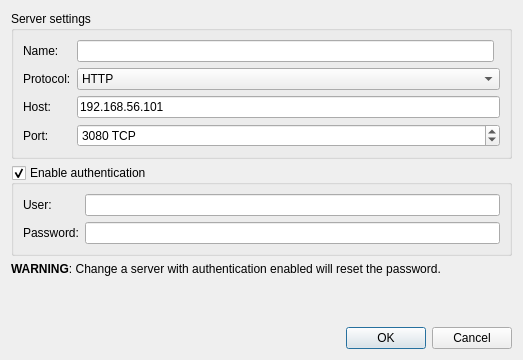
First picture: the form in gns3/ui/edit_compute_dialog.ui, repository GNS3/gns3-gui, before the edit.
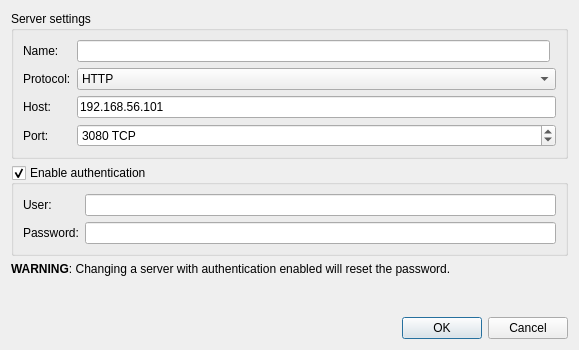
Second picture: the form after the edit.

Patch:
```diff
--- a/gns3/ui/edit_compute_dialog.ui
+++ b/gns3/ui/edit_compute_dialog.ui
@@ -9,8 +9,8 @@
    <rect>
     <x>0</x>
     <y>0</y>
-    <width>523</width>
-    <height>360</height>
+    <width>579</width>
+    <height>350</height>
    </rect>
   </property>
   <property name="windowTitle">
@@ -161,7 +161,7 @@
    <item>
     <widget class="QLabel" name="uiWarningLabel">
      <property name="text">
-      <string>&lt;html&gt;&lt;head/&gt;&lt;body&gt;&lt;p&gt;&lt;span style=&quot; font-weight:600;&quot;&gt;WARNING&lt;/span&gt;: Change a server with authentication enabled will reset the password.&lt;/p&gt;&lt;/body&gt;&lt;/html&gt;</string>
+      <string>&lt;html&gt;&lt;head/&gt;&lt;body&gt;&lt;p&gt;&lt;span style=&quot; font-weight:600;&quot;&gt;WARNING&lt;/span&gt;: Changing a server with authentication enabled will reset the password.&lt;/p&gt;&lt;/body&gt;&lt;/html&gt;</string>
      </property>
      <property name="wordWrap">
       <bool>true</bool>
```
Left out of the diff: 6 changed lines with no effect on the pictures.
